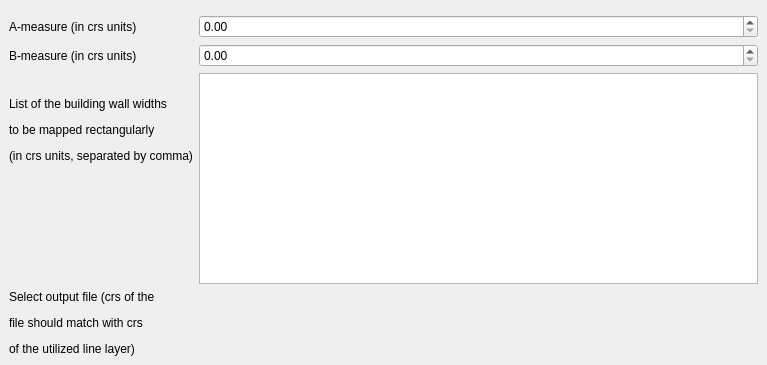
This is kimu/resources/ui/rectangular_dockwidget.ui in GispoCoding/kimu as Qt 5 draws it before an edit. The edited form follows.
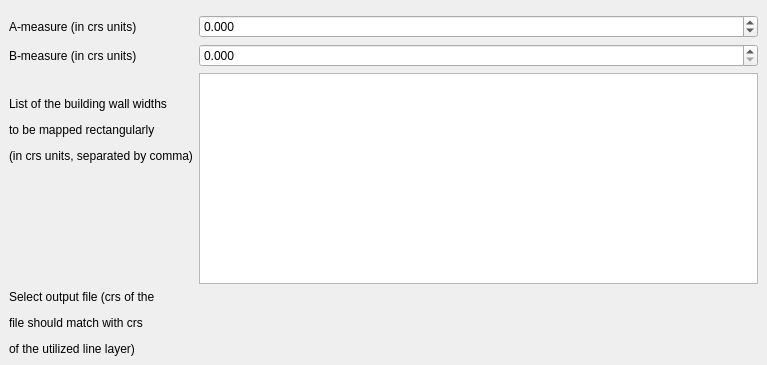
This is the edited form. Custom widgets are drawn as their Qt base class.

Commit message: Modifications according to testing feedback

The edit to the form file:
```diff
--- a/kimu/resources/ui/rectangular_dockwidget.ui
+++ b/kimu/resources/ui/rectangular_dockwidget.ui
@@ -29,8 +29,17 @@
       </item>
       <item row="2" column="1">
        <widget class="QDoubleSpinBox" name="doublespinbox_a">
+        <property name="decimals">
+         <number>3</number>
+        </property>
+        <property name="minimum">
+         <double>-99999999.000000000000000</double>
+        </property>
         <property name="maximum">
-         <double>1000000000.000000000000000</double>
+         <double>99999999.000000000000000</double>
+        </property>
+        <property name="singleStep">
+         <double>0.010000000000000</double>
         </property>
        </widget>
       </item>
@@ -43,8 +52,14 @@
       </item>
       <item row="3" column="1">
        <widget class="QDoubleSpinBox" name="doublespinbox_b">
+        <property name="decimals">
+         <number>3</number>
+        </property>
         <property name="maximum">
-         <double>1000000000.000000000000000</double>
+         <double>99999999.000000000000000</double>
+        </property>
+        <property name="singleStep">
+         <double>0.001000000000000</double>
         </property>
        </widget>
       </item>
```
The commit also changes 1 other file.
